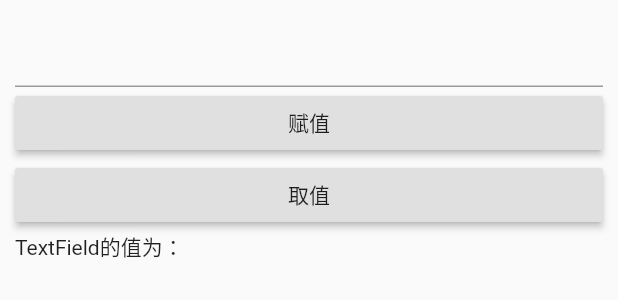
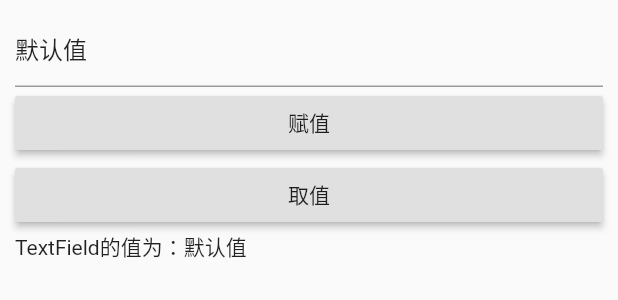
Before and after one commit to changshuai7/flutter_app_demo, a Flutter app: the TextFieldControllerDemo widget shown alone on an empty page, opened directly, on a phone screen of 412 x 824 dp. Shown: the top 300 px of the screen. Run offline on Flutter 3.47's test engine with Material 2 defaults, Android fonts, the phone set to English and light mode, and no system bars; network calls fail.

Commit message:
TextField done

```diff
--- a/lib/widget/text_field_demo.dart
+++ b/lib/widget/text_field_demo.dart
@@ -14,7 +14,7 @@ class MyApp extends StatelessWidget {
         appBar: AppBar(
           title: Text("TextFieldDemo"),
         ),
-        body: TextFieldDemo(),
+        body: TextFieldControllerDemo(),
       ),
     );
   }
@@ -302,7 +302,17 @@ class TextFieldControllerDemo extends StatefulWidget {
 }
 
 class _TextFieldControllerDemoState extends State<TextFieldControllerDemo> {
-  TextEditingController _controller = TextEditingController();
+  TextEditingController _controller;
+
+  @override
+  void initState() {
+    super.initState();
+    _controller = TextEditingController(text: '默认值');
+    //监听输入改变
+    _controller.addListener(() {
+      print('输入改变：${_controller.text}');
+    });
+  }
 
   @override
   Widget build(BuildContext context) {
```
